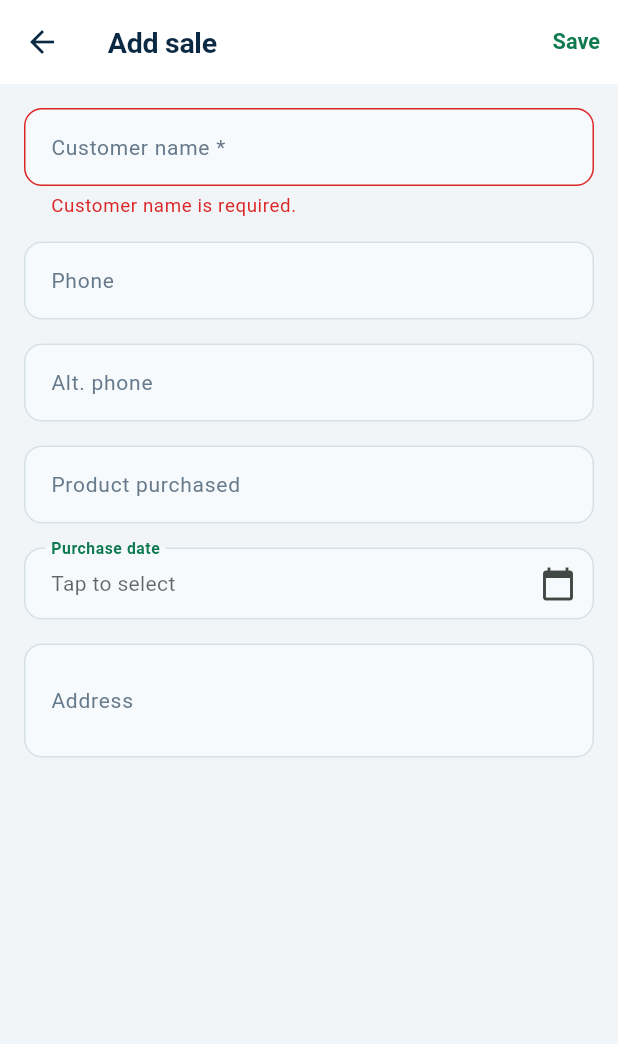
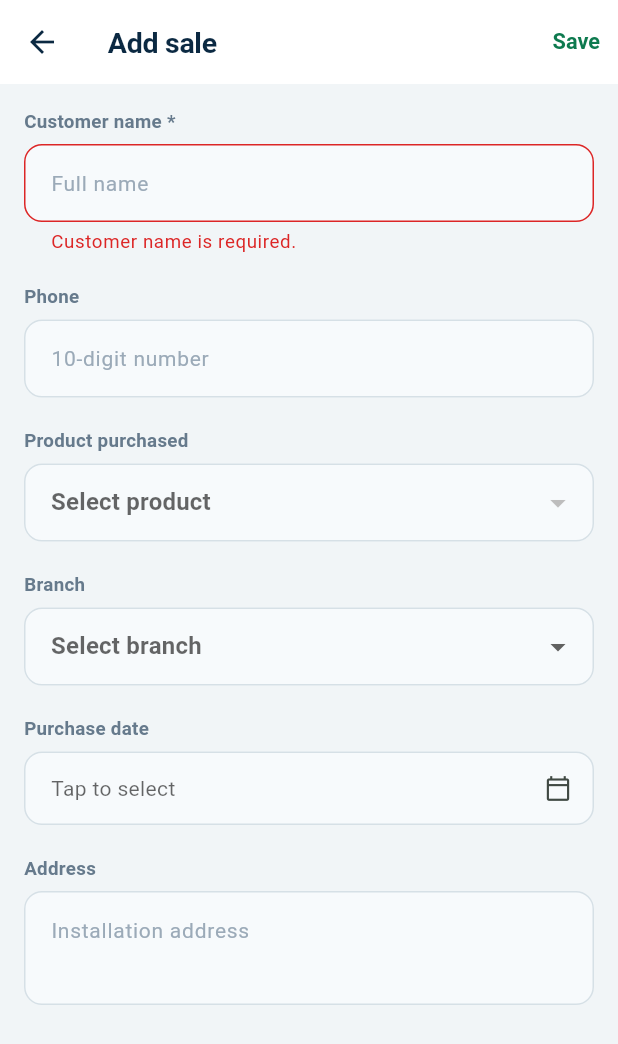
Before and after one commit to SajadYoosuf/ogera_crm_mobile, a Flutter app: the SaleFormScreen screen opened directly, after a tap on "Save", on a phone screen of 412 x 824 dp. Shown: the top 1044 px of the screen. Run offline on Flutter 3.47's test engine with Material 3 defaults, Android fonts, the phone set to English and light mode, and no system bars; our stand-ins replace connectivity_plus, firebase_core, firebase_messaging, flutter_dotenv, flutter_local_notifications, flutter_map and 4 more; missing offline and left inert: flutter_foreground_task; accounts and stored records are empty; network calls fail; statements that could not run were skipped.

Commit message:
Fix mobile sales products and branch display

```diff
--- a/lib/view_models/sales_view_model.dart
+++ b/lib/view_models/sales_view_model.dart
@@ -55,9 +55,8 @@ class SalesViewModel extends ChangeNotifier {
   int _total = 0;
   int _totalPages = 1;
   int _currentPage = 1;
+  Future<void>? _loadInFlight;
 
-  /// Suggestions for the product autocomplete, loaded once per session.
-  List<String> _productSuggestions = [];
 
   // ── Getters ──────────────────────────────────────────────────────────────
 
@@ -73,7 +72,6 @@ class SalesViewModel extends ChangeNotifier {
   String? get toDate => _toDate;
   int get total => _total;
   bool get hasMore => _currentPage < _totalPages;
-  List<String> get productSuggestions => List.unmodifiable(_productSuggestions);
 
   bool get hasFilters =>
       _productFilter != null || _fromDate != null || _toDate != null;
@@ -82,6 +80,20 @@ class SalesViewModel extends ChangeNotifier {
 
   /// Initial load and pull-to-refresh. Replays offline queue first, then fetches.
   Future<void> load({bool silent = false}) async {
+    // Multiple lifecycle callbacks can request the same refresh (for example,
+    // a tab activation and a route return). Coalesce them so pending offline
+    // writes are not replayed twice and the list is not rebuilt repeatedly.
+    if (_loadInFlight != null) return _loadInFlight!;
+    final future = _loadInternal(silent: silent);
+    _loadInFlight = future;
+    try {
+      await future;
+    } finally {
+      if (identical(_loadInFlight, future)) _loadInFlight = null;
+    }
+  }
+
+  Future<void> _loadInternal({required bool silent}) async {
     if (!silent) {
       _isLoading = true;
       _error = null;
@@ -130,17 +142,6 @@ class SalesViewModel extends ChangeNotifier {
     _fromDate = null;
     _toDate = null;
     load();
-  }
-
-  /// Loads the product name suggestions for the search autocomplete.
-  /// Called once when the tab opens; failures are silently ignored.
-  Future<void> loadProductSuggestions() async {
-    try {
-      _productSuggestions = await _service.products();
-      notifyListeners();
-    } on Exception {
-      // Non-critical — suggestions are a nice-to-have.
-    }
   }
 
   // ── Actions ───────────────────────────────────────────────────────────────
@@ -328,6 +329,7 @@ class SalesViewModel extends ChangeNotifier {
     'alt_phone': s.altPhone,
     'address': s.address,
     'purchased_product': s.purchasedProduct,
+    'branch': s.branch,
     'purchase_date': s.purchaseDate?.toIso8601String().substring(0, 10),
     'created_by_employee_id': s.createdByEmployeeId,
     if (s.createdByName != null)
@@ -348,7 +350,6 @@ class SalesViewModel extends ChangeNotifier {
     return SaleDraft(
       name: (payload['name'] as String?) ?? '',
       phone: payload['phone'] as String?,
-      altPhone: payload['alt_phone'] as String?,
       address: payload['address'] as String?,
       purchasedProduct: payload['purchased_product'] as String?,
       purchaseDate: payload['purchase_date'] as String?,
--- a/lib/views/sales/sale_form_screen.dart
+++ b/lib/views/sales/sale_form_screen.dart
@@ -2,21 +2,16 @@
 //
 // Create or edit a sale record.
 //
-// WHAT IT DOES:
-//   - Shows a form with all sale fields: name, phone, alt phone, product,
-//     purchase date, address, and which employee recorded it.
-//   - Validates the name (required) before saving.
-//   - Calls SalesViewModel.create() or SalesViewModel.update() on save.
-//   - If the device is offline, the view model queues the action and returns null
-//     (treated as success). A banner reminds the user the change will sync later.
+// FIELDS:
+//   - Customer name (required)
+//   - Phone
+//   - Product purchased (dropdown from past sales suggestions)
+//   - Branch (dropdown: malappuram / kottakkal / perinthalmanna)
+//   - Purchase date (date picker)
+//   - Address
 //
-// HOW TO OPEN:
-//   Navigator.of(context).push(MaterialPageRoute(
-//     builder: (_) => ChangeNotifierProvider.value(
-//       value: context.read<SalesViewModel>(),
-//       child: SaleFormScreen(existing: sale), // null = create
-//     ),
-//   ));
+// Created-by is auto-set to the signed-in employee — not shown.
+// Alt. phone is removed (not needed at point of sale).
 
 library;
 
@@ -24,8 +19,12 @@ import 'package:flutter/material.dart';
 import 'package:provider/provider.dart';
 
 import '../../models/sale.dart';
+import '../../services/products_service.dart';
 import '../../theme/ogera_colors.dart';
 import '../../view_models/sales_view_model.dart';
+import '../../view_models/session_view_model.dart';
+
+const _branches = ['malappuram', 'kottakkal', 'perinthalmanna'];
 
 class SaleFormScreen extends StatefulWidget {
   /// Pass an existing sale to edit it. Pass null to create a new one.
@@ -42,45 +41,73 @@ class _SaleFormScreenState extends State<SaleFormScreen> {
 
   late final SaleDraft _draft;
   bool _isSaving = false;
+  bool _isLoadingProducts = true;
   String? _error;
+  List<String> _productSuggestions = const [];
 
-  // Text controllers — needed so we can pre-fill the form when editing.
   late final TextEditingController _nameCtrl;
   late final TextEditingController _phoneCtrl;
-  late final TextEditingController _altPhoneCtrl;
   late final TextEditingController _addressCtrl;
-  late final TextEditingController _productCtrl;
 
   bool get _isEditing => widget.existing != null;
 
   @override
   void initState() {
     super.initState();
-    _draft = _isEditing
-        ? SaleDraft.fromSale(widget.existing!)
-        : SaleDraft();
+    _draft = _isEditing ? SaleDraft.fromSale(widget.existing!) : SaleDraft();
+
+    // Load product options when the sale form is opened.
+    WidgetsBinding.instance.addPostFrameCallback((_) {
+      if (mounted) {
+        _loadProducts();
+      }
+    });
+
+    // Auto-set created_by to the signed-in employee on new records.
+    if (!_isEditing) {
+      final session = context.read<SessionViewModel>();
+      _draft.createdByEmployeeId = session.userId == 0 ? null : session.userId;
+    }
 
     _nameCtrl = TextEditingController(text: _draft.name);
     _phoneCtrl = TextEditingController(text: _draft.phone ?? '');
-    _altPhoneCtrl = TextEditingController(text: _draft.altPhone ?? '');
     _addressCtrl = TextEditingController(text: _draft.address ?? '');
-    _productCtrl = TextEditingController(text: _draft.purchasedProduct ?? '');
+  }
+
+  Future<void> _loadProducts() async {
+    try {
+      final products = await context.read<ProductsService>().list(limit: 200);
+      if (!mounted) return;
+      setState(() {
+        _productSuggestions = products
+            .map((product) => product.name.trim())
+            .where((name) => name.isNotEmpty)
+            .toList(growable: false);
+        _isLoadingProducts = false;
+      });
+    } on Exception {
+      if (mounted) setState(() => _isLoadingProducts = false);
+    }
   }
 
   @override
   void dispose() {
     _nameCtrl.dispose();
     _phoneCtrl.dispose();
-    _altPhoneCtrl.dispose();
     _addressCtrl.dispose();
-    _productCtrl.dispose();
     super.dispose();
   }
 
   @override
   Widget build(BuildContext context) {
+    final suggestions = _productSuggestions;
+
     return Scaffold(
+      backgroundColor: OgeraColors.canvas,
       appBar: AppBar(
+        backgroundColor: OgeraColors.surface,
+        surfaceTintColor: Colors.transparent,
+        elevation: 0,
         title: Text(_isEditing ? 'Edit sale' : 'Add sale'),
         actions: [
           if (_isSaving)
@@ -102,85 +129,96 @@ class _SaleFormScreenState extends State<SaleFormScreen> {
       body: Form(
         key: _formKey,
         child: ListView(
-          padding: const EdgeInsets.all(16),
+          padding: const EdgeInsets.fromLTRB(16, 16, 16, 40),
           children: [
             if (_error != null)
-              Padding(
-                padding: const EdgeInsets.only(bottom: 12),
-                child: Text(
-                  _error!,
-                  style: const TextStyle(color: OgeraColors.danger),
+              _ErrorBanner(message: _error!),
+
+            // Customer name (required)
+            _Field(
+              label: 'Customer name *',
+              child: TextFormField(
+                controller: _nameCtrl,
+                decoration: const InputDecoration(hintText: 'Full name'),
+                textCapitalization: TextCapitalization.words,
+                validator: (v) =>
+                    (v ?? '').trim().isEmpty ? 'Customer name is required.' : null,
+                onChanged: (v) => _draft.name = v,
               ),
             ),
 
-            // Name (required)
-            TextFormField(
-              controller: _nameCtrl,
-              decoration: const InputDecoration(
-                labelText: 'Customer name *',
-                hintText: 'Full name',
+            // Phone
+            _Field(
+              label: 'Phone',
+              child: TextFormField(
+                controller: _phoneCtrl,
+                decoration: const InputDecoration(hintText: '10-digit number'),
+                keyboardType: TextInputType.phone,
+                onChanged: (v) =>
+                    _draft.phone = v.trim().isEmpty ? null : v.trim(),
               ),
-              textCapitalization: TextCapitalization.words,
-              validator: (v) {
-                if ((v ?? '').trim().isEmpty) return 'Customer name is required.';
-                return null;
-              },
-              onChanged: (v) => _draft.name = v,
             ),
-            const SizedBox(height: 16),
 
-            // Phone
-            TextFormField(
-              controller: _phoneCtrl,
-              decoration: const InputDecoration(
-                labelText: 'Phone',
-                hintText: '10-digit number',
+            // Product purchased — dropdown from past sales
+            _Field(
+              label: 'Product purchased',
+              child: DropdownButtonFormField<String>(
+                initialValue: suggestions.contains(_draft.purchasedProduct)
+                    ? _draft.purchasedProduct
+                    : null,
+                hint: const Text('Select product'),
+                isExpanded: true,
+                decoration: const InputDecoration(),
+                items: suggestions
+                    .map((p) => DropdownMenuItem(value: p, child: Text(p)))
+                    .toList(),
+                onChanged: _isLoadingProducts
+                    ? null
+                    : (v) => setState(() => _draft.purchasedProduct = v),
               ),
-              keyboardType: TextInputType.phone,
-              onChanged: (v) => _draft.phone = v.trim().isEmpty ? null : v.trim(),
             ),
-            const SizedBox(height: 16),
 
-            // Alt phone
-            TextFormField(
-              controller: _altPhoneCtrl,
-              decoration: const InputDecoration(
-                labelText: 'Alt. phone',
-                hintText: 'Optional second number',
+            // Branch
+            _Field(
+              label: 'Branch',
+              child: DropdownButtonFormField<String>(
+                initialValue: _branches.contains(_draft.branch) ? _draft.branch : null,
+                hint: const Text('Select branch'),
+                isExpanded: true,
+                decoration: const InputDecoration(),
+                items: _branches
+                    .map((b) => DropdownMenuItem(
+                          value: b,
+                          child: Text(
+                            b[0].toUpperCase() + b.substring(1),
                           ),
-              keyboardType: TextInputType.phone,
-              onChanged: (v) => _draft.altPhone = v.trim().isEmpty ? null : v.trim(),
+                        ))
+                    .toList(),
+                onChanged: (v) => setState(() => _draft.branch = v),
               ),
-            const SizedBox(height: 16),
-
-            // Product purchased — autocomplete from past sales
-            _ProductField(
-              controller: _productCtrl,
-              onChanged: (v) =>
-                  _draft.purchasedProduct = v.trim().isEmpty ? null : v.trim(),
             ),
-            const SizedBox(height: 16),
 
             // Purchase date
-            _DateField(
+            _Field(
               label: 'Purchase date',
+              child: _DatePicker(
                 value: _draft.purchaseDate,
                 onChanged: (date) => setState(() => _draft.purchaseDate = date),
               ),
-            const SizedBox(height: 16),
+            ),
 
             // Address
-            TextFormField(
+            _Field(
+              label: 'Address',
+              child: TextFormField(
                 controller: _addressCtrl,
-              decoration: const InputDecoration(
-                labelText: 'Address',
-                hintText: 'Installation address',
-              ),
+                decoration:
+                    const InputDecoration(hintText: 'Installation address'),
                 maxLines: 2,
                 onChanged: (v) =>
                     _draft.address = v.trim().isEmpty ? null : v.trim(),
               ),
-            const SizedBox(height: 32),
+            ),
           ],
         ),
       ),
@@ -196,18 +234,10 @@ class _SaleFormScreenState extends State<SaleFormScreen> {
     });
 
     _draft.name = _nameCtrl.text.trim();
-    _draft.phone = _phoneCtrl.text.trim().isEmpty
-        ? null
-        : _phoneCtrl.text.trim();
-    _draft.altPhone = _altPhoneCtrl.text.trim().isEmpty
-        ? null
-        : _altPhoneCtrl.text.trim();
-    _draft.address = _addressCtrl.text.trim().isEmpty
-        ? null
-        : _addressCtrl.text.trim();
-    _draft.purchasedProduct = _productCtrl.text.trim().isEmpty
-        ? null
-        : _productCtrl.text.trim();
+    _draft.phone =
+        _phoneCtrl.text.trim().isEmpty ? null : _phoneCtrl.text.trim();
+    _draft.address =
+        _addressCtrl.text.trim().isEmpty ? null : _addressCtrl.text.trim();
 
     final vm = context.read<SalesViewModel>();
     final error = _isEditing
@@ -227,67 +257,82 @@ class _SaleFormScreenState extends State<SaleFormScreen> {
   }
 }
 
-// ── Product autocomplete field ─────────────────────────────────────────────
+// ── Shared label + field wrapper ───────────────────────────────────────────
 
-class _ProductField extends StatelessWidget {
-  const _ProductField({required this.controller, required this.onChanged});
+class _Field extends StatelessWidget {
+  const _Field({required this.label, required this.child});
 
-  final TextEditingController controller;
-  final ValueChanged<String> onChanged;
+  final String label;
+  final Widget child;
 
   @override
   Widget build(BuildContext context) {
-    final suggestions = context.watch<SalesViewModel>().productSuggestions;
-
-    return Autocomplete<String>(
-      initialValue: TextEditingValue(text: controller.text),
-      optionsBuilder: (textEditingValue) {
-        final query = textEditingValue.text.toLowerCase();
-        if (query.isEmpty) return suggestions;
-        return suggestions.where((s) => s.toLowerCase().contains(query));
-      },
-      fieldViewBuilder: (ctx, ctrl, focus, onFieldSubmitted) {
-        return TextFormField(
-          controller: ctrl,
-          focusNode: focus,
-          decoration: const InputDecoration(
-            labelText: 'Product purchased',
-            hintText: 'Tank model or product name',
+    return Padding(
+      padding: const EdgeInsets.only(bottom: 20),
+      child: Column(
+        crossAxisAlignment: CrossAxisAlignment.start,
+        children: [
+          Text(
+            label,
+            style: const TextStyle(
+              fontSize: 12.5,
+              fontWeight: FontWeight.w600,
+              color: OgeraColors.muted,
+              letterSpacing: 0.2,
             ),
-          onChanged: onChanged,
-        );
-      },
-      onSelected: (value) {
-        controller.text = value;
-        onChanged(value);
-      },
+          ),
+          const SizedBox(height: 6),
+          child,
+        ],
+      ),
     );
   }
 }
 
-// ── Date picker field ──────────────────────────────────────────────────────
+// ── Error banner ───────────────────────────────────────────────────────────
 
-class _DateField extends StatelessWidget {
-  const _DateField({
-    required this.label,
-    required this.value,
-    required this.onChanged,
-  });
+class _ErrorBanner extends StatelessWidget {
+  const _ErrorBanner({required this.message});
 
-  final String label;
+  final String message;
+
+  @override
+  Widget build(BuildContext context) {
+    return Container(
+      margin: const EdgeInsets.only(bottom: 20),
+      padding: const EdgeInsets.symmetric(horizontal: 14, vertical: 12),
+      decoration: BoxDecoration(
+        color: OgeraColors.dangerSoft,
+        borderRadius: BorderRadius.circular(OgeraSpacing.fieldRadius),
+        border: Border.all(color: OgeraColors.danger.withValues(alpha: 0.3)),
+      ),
+      child: Text(
+        message,
+        style: const TextStyle(color: OgeraColors.danger, fontSize: 13.5),
+      ),
+    );
+  }
+}
+
+// ── Date picker ─────────────────────────────────────────────────────────────
+
+class _DatePicker extends StatelessWidget {
+  const _DatePicker({required this.value, required this.onChanged});
+
   final String? value;
   final ValueChanged<String?> onChanged;
 
   @override
   Widget build(BuildContext context) {
     final date = value != null ? DateTime.tryParse(value!) : null;
-    final dateStr = date != null
+    final label = date != null
         ? '${date.day.toString().padLeft(2, '0')}/'
             '${date.month.toString().padLeft(2, '0')}/'
             '${date.year}'
-        : '';
+        : null;
 
     return InkWell(
+      borderRadius: BorderRadius.circular(OgeraSpacing.fieldRadius),
       onTap: () async {
         final picked = await showDatePicker(
           context: context,
@@ -296,26 +341,26 @@ class _DateField extends StatelessWidget {
           lastDate: DateTime.now(),
         );
         if (picked != null) {
-          final iso =
+          onChanged(
             '${picked.year.toString().padLeft(4, '0')}-'
             '${picked.month.toString().padLeft(2, '0')}-'
-              '${picked.day.toString().padLeft(2, '0')}';
-          onChanged(iso);
+            '${picked.day.toString().padLeft(2, '0')}',
+          );
         }
       },
       child: InputDecorator(
         decoration: InputDecoration(
-          labelText: label,
+          hintText: 'Tap to select',
           suffixIcon: date != null
               ? IconButton(
-                  icon: const Icon(Icons.clear),
+                  icon: const Icon(Icons.clear, size: 18),
                   onPressed: () => onChanged(null),
                 )
-              : const Icon(Icons.calendar_today),
+              : const Icon(Icons.calendar_today_outlined, size: 18),
         ),
         child: Text(
-          dateStr.isEmpty ? 'Tap to select' : dateStr,
-          style: dateStr.isEmpty
+          label ?? 'Tap to select',
+          style: label == null
               ? TextStyle(color: Theme.of(context).hintColor)
               : null,
         ),
```
Also changed, not shown: lib/services/sales_service.dart (+10 -6 lines), lib/views/sales/sales_tab.dart (+31 -9 lines). Lines whose indentation alone changed are shown as unchanged.
